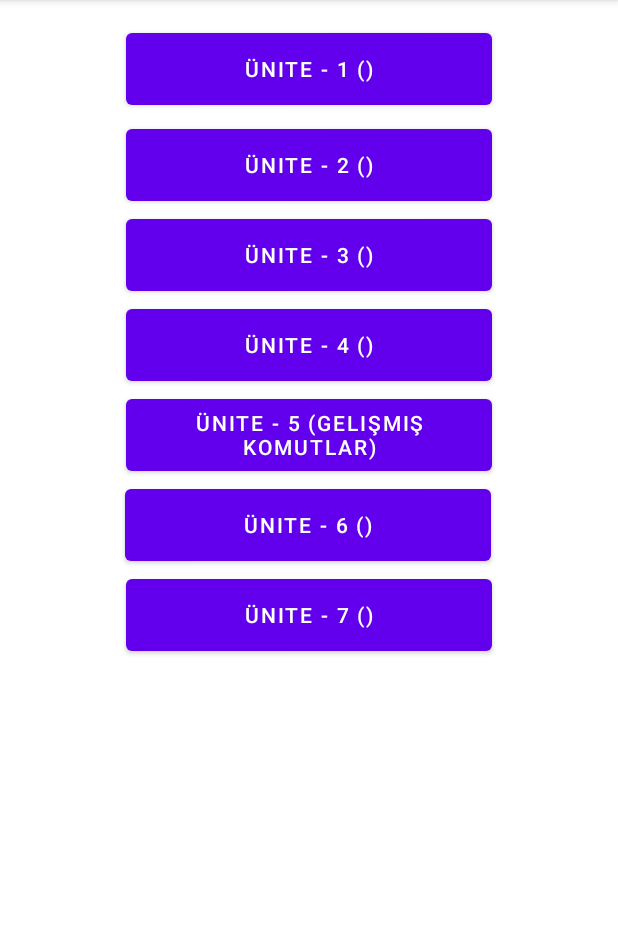
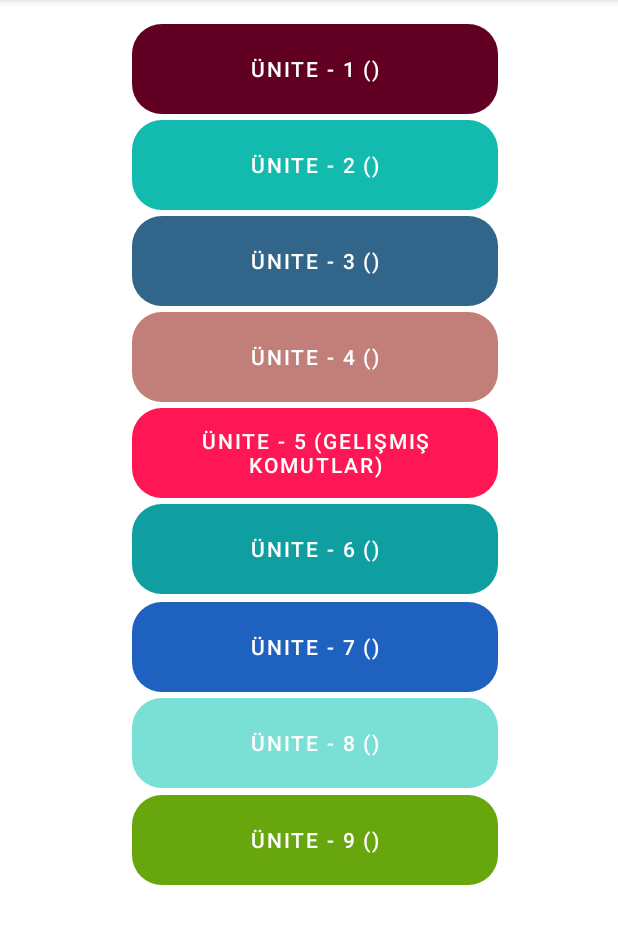
Before and after one commit to Fikret-Arda-Bulut/MobilOrnekler, an Android app: the screen it shows after launch (MainActivity), on a phone screen of 412 x 824 dp, the part 84-1028 px from its top. Run offline under Robolectric (Android 15) with nearby library versions, the phone set to English and light mode, and no system bars.

Commit message:
no message

```diff
--- /dev/null
+++ b/app/src/main/res/drawable/btnref.xml
@@ -0,0 +1,5 @@
+<?xml version="1.0" encoding="utf-8"?>
+<selector xmlns:android="http://schemas.android.com/apk/res/android">
+
+
+</selector>
--- /dev/null
+++ b/app/src/main/res/drawable/butonbackground.xml
@@ -0,0 +1,5 @@
+<?xml version="1.0" encoding="utf-8"?>
+<shape xmlns:android="http://schemas.android.com/apk/res/android">
+    <corners android:radius="20dp"></corners>
+    <padding android:bottom="5dp" android:left="5dp" android:right="5dp" android:top="5dp"/>
+</shape>
--- a/app/src/main/res/layout/activity_main.xml
+++ b/app/src/main/res/layout/activity_main.xml
@@ -8,13 +8,15 @@
 
     <Button
         android:id="@+id/btnUnite1"
-        android:layout_width="244dp"
+        android:layout_width="0dp"
         android:layout_height="60dp"
-        android:layout_marginStart="84dp"
+        android:layout_marginStart="88dp"
         android:layout_marginTop="16dp"
-        android:layout_marginEnd="83dp"
+        android:layout_marginEnd="80dp"
+        android:background="@drawable/butonbackground"
         android:onClick="btnUnite1"
         android:text="@string/unite1"
+        app:backgroundTint="@color/u1"
         app:layout_constraintEnd_toEndOf="parent"
         app:layout_constraintHorizontal_bias="0.0"
         app:layout_constraintStart_toStartOf="parent"
@@ -22,13 +24,15 @@
 
     <Button
         android:id="@+id/btnUnite2"
-        android:layout_width="244dp"
+        android:layout_width="0dp"
         android:layout_height="60dp"
-        android:layout_marginStart="84dp"
+        android:layout_marginStart="88dp"
         android:layout_marginTop="4dp"
-        android:layout_marginEnd="83dp"
+        android:layout_marginEnd="80dp"
+        android:background="@drawable/butonbackground"
         android:onClick="btnUnite2"
         android:text="@string/unite2"
+        app:backgroundTint="@color/u2"
         app:layout_constraintEnd_toEndOf="parent"
         app:layout_constraintHorizontal_bias="0.0"
         app:layout_constraintStart_toStartOf="parent"
@@ -36,13 +40,15 @@
 
     <Button
         android:id="@+id/btnUnite3"
-        android:layout_width="244dp"
+        android:layout_width="0dp"
         android:layout_height="60dp"
-        android:layout_marginStart="84dp"
-        android:layout_marginTop="64dp"
-        android:layout_marginEnd="83dp"
+        android:layout_marginStart="88dp"
+        android:layout_marginTop="68dp"
+        android:layout_marginEnd="80dp"
+        android:background="@drawable/butonbackground"
         android:onClick="btnUnite3"
         android:text="@string/unite3"
+        app:backgroundTint="@color/u3"
         app:layout_constraintEnd_toEndOf="parent"
         app:layout_constraintHorizontal_bias="0.0"
         app:layout_constraintStart_toStartOf="parent"
@@ -50,13 +56,15 @@
 
     <Button
         android:id="@+id/btnUnite4"
-        android:layout_width="244dp"
+        android:layout_width="0dp"
         android:layout_height="60dp"
-        android:layout_marginStart="84dp"
-        android:layout_marginTop="124dp"
-        android:layout_marginEnd="83dp"
+        android:layout_marginStart="88dp"
+        android:layout_marginTop="132dp"
+        android:layout_marginEnd="80dp"
+        android:background="@drawable/butonbackground"
         android:onClick="btnUnite4"
         android:text="@string/unite4"
+        app:backgroundTint="@color/u4"
         app:layout_constraintEnd_toEndOf="parent"
         app:layout_constraintHorizontal_bias="0.0"
         app:layout_constraintStart_toStartOf="parent"
@@ -64,13 +72,15 @@
 
     <Button
         android:id="@+id/btnUnite5"
-        android:layout_width="244dp"
+        android:layout_width="0dp"
         android:layout_height="60dp"
-        android:layout_marginStart="84dp"
-        android:layout_marginTop="184dp"
-        android:layout_marginEnd="83dp"
+        android:layout_marginStart="88dp"
+        android:layout_marginTop="196dp"
+        android:layout_marginEnd="80dp"
+        android:background="@drawable/butonbackground"
         android:onClick="btnUnite5"
         android:text="@string/unite5"
+        app:backgroundTint="@color/u5"
         app:layout_constraintEnd_toEndOf="parent"
         app:layout_constraintHorizontal_bias="0.0"
         app:layout_constraintStart_toStartOf="parent"
@@ -78,13 +88,15 @@
 
     <Button
         android:id="@+id/btnUnite6"
-        android:layout_width="244dp"
+        android:layout_width="0dp"
         android:layout_height="60dp"
-        android:layout_marginStart="83dp"
-        android:layout_marginTop="244dp"
-        android:layout_marginEnd="83dp"
+        android:layout_marginStart="88dp"
+        android:layout_marginTop="260dp"
+        android:layout_marginEnd="80dp"
+        android:background="@drawable/butonbackground"
         android:onClick="btnUnite6"
         android:text="@string/unite6"
+        app:backgroundTint="@color/u6"
         app:layout_constraintEnd_toEndOf="parent"
         app:layout_constraintHorizontal_bias="0.0"
         app:layout_constraintStart_toStartOf="parent"
@@ -92,13 +104,47 @@
 
     <Button
         android:id="@+id/btnUnite7"
-        android:layout_width="244dp"
+        android:layout_width="0dp"
         android:layout_height="60dp"
-        android:layout_marginStart="84dp"
-        android:layout_marginTop="304dp"
-        android:layout_marginEnd="83dp"
+        android:layout_marginStart="88dp"
+        android:layout_marginTop="325dp"
+        android:layout_marginEnd="80dp"
+        android:background="@drawable/butonbackground"
         android:onClick="btnUnite7"
         android:text="@string/unite7"
+        app:backgroundTint="@color/u7"
+        app:layout_constraintEnd_toEndOf="parent"
+        app:layout_constraintHorizontal_bias="0.0"
+        app:layout_constraintStart_toStartOf="parent"
+        app:layout_constraintTop_toBottomOf="@+id/btnUnite1" />
+
+    <Button
+        android:id="@+id/btnUnite8"
+        android:layout_width="0dp"
+        android:layout_height="60dp"
+        android:layout_marginStart="88dp"
+        android:layout_marginTop="389dp"
+        android:layout_marginEnd="80dp"
+        android:background="@drawable/butonbackground"
+        android:onClick="btnUnite8"
+        android:text="@string/unite8"
+        app:backgroundTint="@color/u8"
+        app:layout_constraintEnd_toEndOf="parent"
+        app:layout_constraintHorizontal_bias="0.0"
+        app:layout_constraintStart_toStartOf="parent"
+        app:layout_constraintTop_toBottomOf="@+id/btnUnite1" />
+
+    <Button
+        android:id="@+id/btnUnite9"
+        android:layout_width="0dp"
+        android:layout_height="60dp"
+        android:layout_marginStart="88dp"
+        android:layout_marginTop="454dp"
+        android:layout_marginEnd="80dp"
+        android:background="@drawable/butonbackground"
+        android:onClick="btnUnite9"
+        android:text="@string/unite9"
+        app:backgroundTint="@color/u9"
         app:layout_constraintEnd_toEndOf="parent"
         app:layout_constraintHorizontal_bias="0.0"
         app:layout_constraintStart_toStartOf="parent"
--- a/app/src/main/res/layout/u7_uyg1.xml
+++ b/app/src/main/res/layout/u7_uyg1.xml
@@ -11,7 +11,8 @@
         android:layout_height="wrap_content"
         android:layout_marginTop="41dp"
         android:text="Kullanıcı Adı"
-        app:fontFamily="casual"
+        android:textSize="30dp"
+        app:fontFamily="cursive"
         app:layout_constraintEnd_toEndOf="parent"
         app:layout_constraintStart_toStartOf="parent"
         app:layout_constraintTop_toTopOf="parent" />
--- a/app/src/main/res/values/colors.xml
+++ b/app/src/main/res/values/colors.xml
@@ -8,4 +8,15 @@
     <color name="black">#FF000000</color>
     <color name="white">#FFFFFFFF</color>
     <color name="orange">#FFFF7F00</color>
+
+
+    <color name="u1">#610023</color>
+    <color name="u2">#13BBAF</color>
+    <color name="u3">#31668A</color>
+    <color name="u4">#C27F79</color>
+    <color name="u5">#ff1654</color>
+    <color name="u6">#0F9FA1</color>
+    <color name="u7">#1F61BF</color>
+    <color name="u8">#7ADFD4</color>
+    <color name="u9">#67A60D</color>
 </resources>
```
Also changed, not shown: app/src/main/AndroidManifest.xml (+12 -12 lines), app/src/main/res/layout/u7_uyg2.xml (added, +22 -0 lines), app/src/main/res/layout/unite7.xml (+13 -13 lines), app/src/main/res/values/strings.xml (+15 -0 lines).
